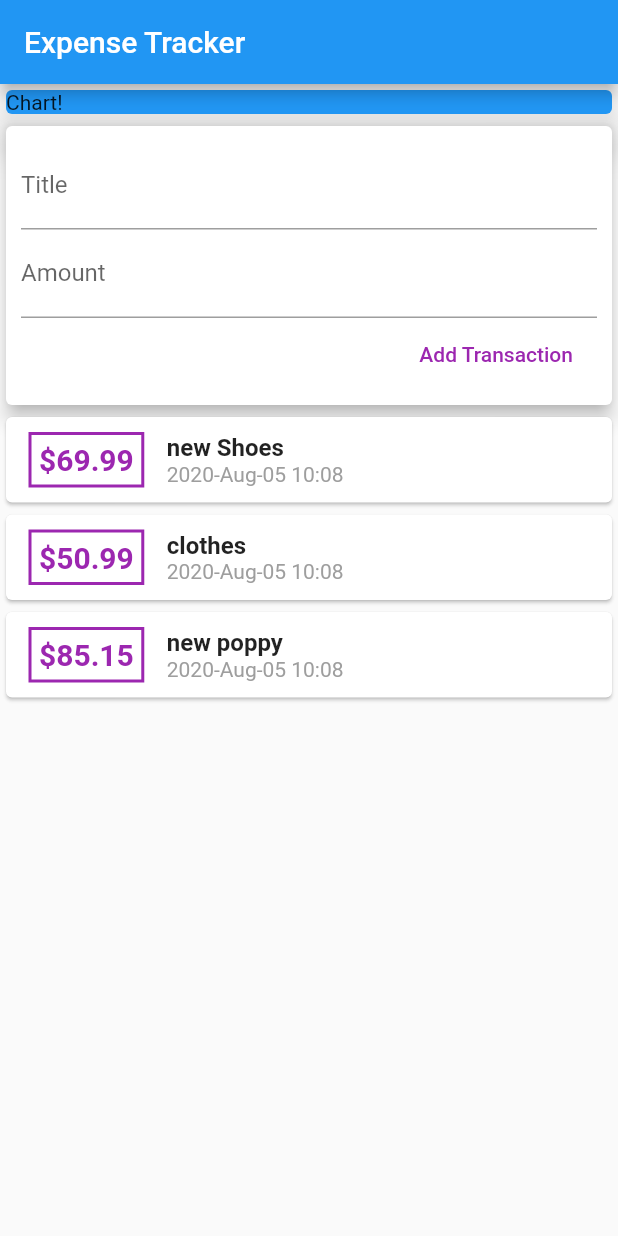
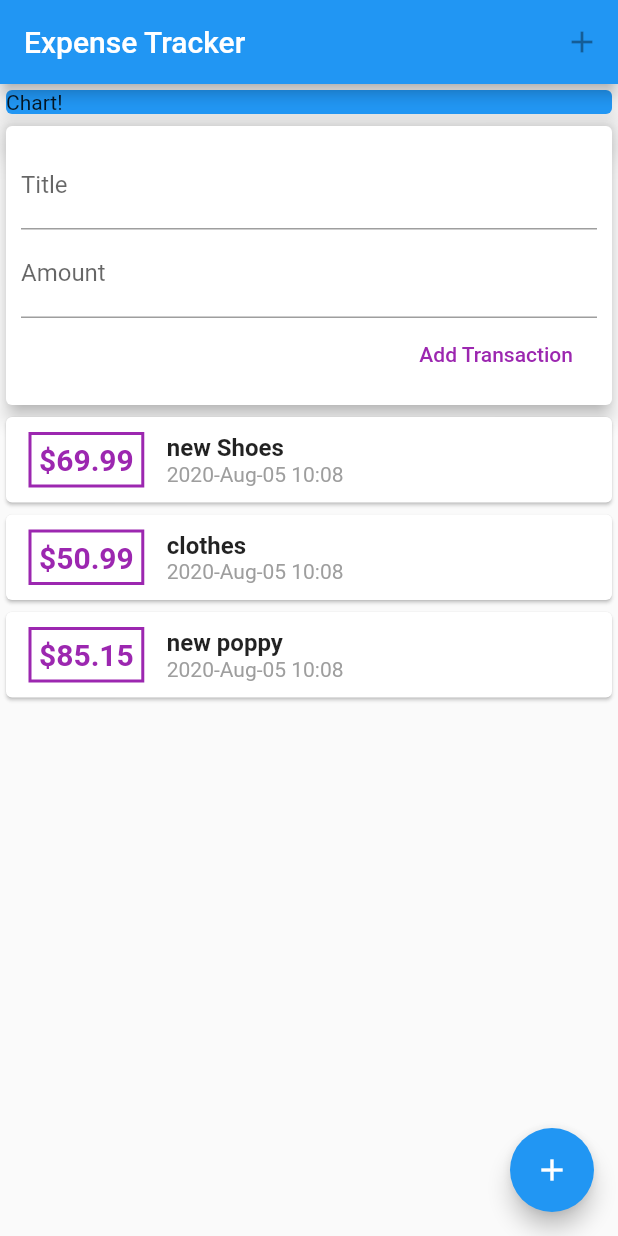
Before and after one commit to Shripardhi01/flutterApp, a Flutter app: the screen it shows after launch, after a tap on "Add Transaction", on a phone screen of 412 x 824 dp. Run offline on Flutter 3.47's test engine with Material 2 defaults, Android fonts, the phone set to English and light mode, and no system bars.

Commit message:
Added floating button and Icon

```diff
--- a/Expencer/lib/main.dart
+++ b/Expencer/lib/main.dart
@@ -9,6 +9,11 @@ void main() {
 class MyApp extends StatelessWidget {
   // This widget is the root of your application.
   static const String _title = 'Expense Tracker';
+
+  void startAddNewTransaction(BuildContext ctx) {
+    showModalBottomSheet(context: ctx, builder: (bCtx) {});
+  }
+
   @override
   Widget build(BuildContext context) {
     return MaterialApp(
@@ -16,6 +21,12 @@ class MyApp extends StatelessWidget {
       home: Scaffold(
         appBar: AppBar(
           title: const Text(_title),
+          actions: <Widget>[
+            IconButton(
+              icon: Icon(Icons.add),
+              onPressed: null,
+            )
+          ],
         ),
         body: SingleChildScrollView(
           child: Column(
@@ -34,6 +45,11 @@ class MyApp extends StatelessWidget {
             ],
           ),
         ),
+        floatingActionButtonLocation: FloatingActionButtonLocation.endFloat,
+        floatingActionButton: FloatingActionButton(
+          child: Icon(Icons.add),
+          onPressed: () {},
+        ),
       ),
     );
   }
--- a/Expencer/lib/widgets/new_transaction.dart
+++ b/Expencer/lib/widgets/new_transaction.dart
@@ -6,6 +6,22 @@ class NewTransaction extends StatelessWidget {
   final Function addTx;
 
   NewTransaction(this.addTx);
+
+  void submitData() {
+    final enteredTitle = titleController.text;
+    final enteredAmount = double.parse(amountController.text);
+
+    // print(enteredTitle + enteredAmount.toString());
+
+    if (enteredTitle.isEmpty || enteredAmount <= 0) {
+      return;
+    }
+
+    addTx(
+      enteredTitle,
+      enteredAmount,
+    );
+  }
 
   @override
   Widget build(BuildContext context) {
@@ -19,6 +35,7 @@ class NewTransaction extends StatelessWidget {
             TextField(
               decoration: InputDecoration(labelText: 'Title'),
               controller: titleController,
+              onSubmitted: (_) => submitData(),
               // onChanged: (val) {
               //   titleInput = val;
               // },
@@ -26,6 +43,8 @@ class NewTransaction extends StatelessWidget {
             TextField(
               decoration: InputDecoration(labelText: 'Amount'),
               controller: amountController,
+              keyboardType: TextInputType.number,
+              onSubmitted: (_) => submitData(),
               // onChanged: (val) {
               //   amountInput = val;
               // },
@@ -33,14 +52,7 @@ class NewTransaction extends StatelessWidget {
             FlatButton(
               child: Text('Add Transaction'),
               textColor: Colors.purple,
-              onPressed: () {
-                addTx(
-                  titleController.text,
-                  double.parse(amountController.text),
-                );
-                // print(titleController.text);
-                // print(amountInput);
-              },
+              onPressed: submitData,
             ),
           ],
         ),
--- a/Expencer/lib/widgets/transaction_list.dart
+++ b/Expencer/lib/widgets/transaction_list.dart
@@ -10,7 +10,8 @@ class TransactionList extends StatelessWidget {
 
   @override
   Widget build(BuildContext context) {
-    return Container(
+    return SingleChildScrollView(
+      child: Container(
         height: 300,
         child: ListView.builder(
           itemBuilder: (ctx, index) {
@@ -30,7 +31,7 @@ class TransactionList extends StatelessWidget {
                     ),
                     padding: EdgeInsets.all(5),
                     child: Text(
-                    '\$${transactions[index].amount}', // '\$ ' + tx.amount.toString(),
+                      '\$${transactions[index].amount.toStringAsFixed(2)}', // '\$ ' + tx.amount.toString(),
                       style: TextStyle(
                         fontWeight: FontWeight.bold,
                         fontSize: 20,
@@ -65,6 +66,7 @@ class TransactionList extends StatelessWidget {
           },
           itemCount: transactions.length,
         ),
+      ),
     );
   }
 }
```
Lines whose indentation alone changed are shown as unchanged.
